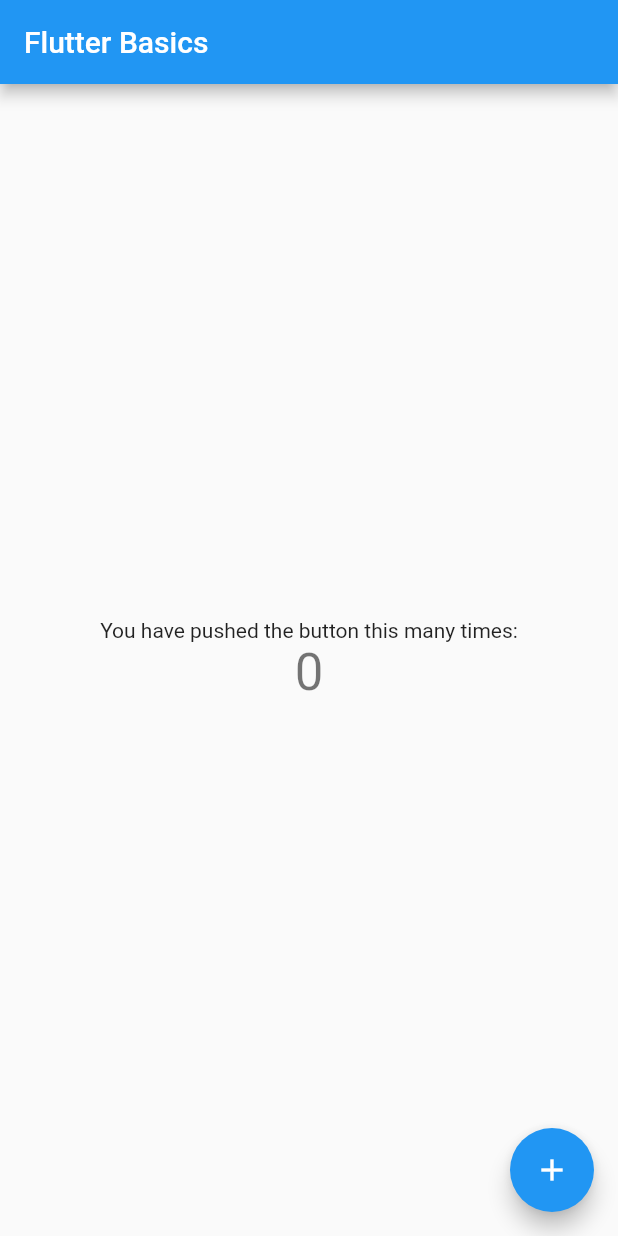
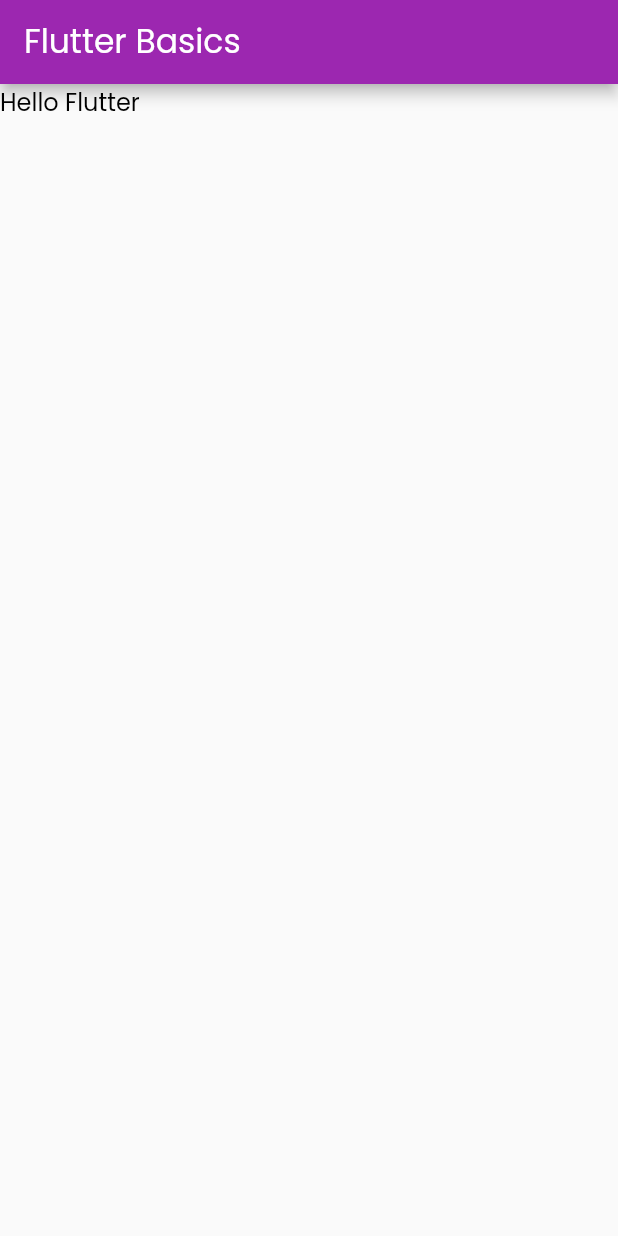
Before and after one commit to fouadsan/flutter_basics, a Flutter app: the screen it shows after launch, on a phone screen of 412 x 824 dp. Run offline on Flutter 3.47's test engine with Material 2 defaults, Android fonts, the phone set to English and light mode, and no system bars.

Commit message:
Completed chapter 1

```diff
--- a/flutter_basics_app/lib/main.dart
+++ b/flutter_basics_app/lib/main.dart
@@ -10,9 +10,25 @@
   @override
   Widget build(BuildContext context) {
     return MaterialApp(
-      title: 'Flutter Demo',
+      title: 'Flutter Basics',
       theme: ThemeData(
-        primarySwatch: Colors.blue,
+        primarySwatch: Colors.purple,
+        accentColor: Colors.orange,
+        fontFamily: 'Poppins',
+        textTheme: ThemeData.light().textTheme.copyWith(
+            bodyText1: TextStyle(
+              fontSize: 16.0,
+              fontWeight: FontWeight.bold,
+              color: Colors.black,
+            ),
+            bodyText2: TextStyle(
+              fontSize: 16.0,
+              color: Colors.black,
+            ),
+            headline1: TextStyle(
+              fontSize: 22.0,
+              color: Colors.white,
+            )),
       ),
       home: MyHomePage(title: 'Flutter Basics'),
     );
--- a/flutter_basics_app/lib/screens/home_screen.dart
+++ b/flutter_basics_app/lib/screens/home_screen.dart
@@ -22,26 +22,13 @@
   Widget build(BuildContext context) {
     return Scaffold(
       appBar: AppBar(
-        title: Text(widget.title),
-      ),
-      body: Center(
-        child: Column(
-          mainAxisAlignment: MainAxisAlignment.center,
-          children: <Widget>[
-            Text(
-              'You have pushed the button this many times:',
-            ),
-            Text(
-              '$_counter',
-              style: Theme.of(context).textTheme.headline4,
-            ),
-          ],
+        title: Text(
+          widget.title,
+          style: Theme.of(context).textTheme.headline1,
         ),
       ),
-      floatingActionButton: FloatingActionButton(
-        onPressed: _incrementCounter,
-        tooltip: 'Increment',
-        child: Icon(Icons.add),
+      body: Container(
+        child: Text("Hello Flutter"),
       ),
     );
   }
```
